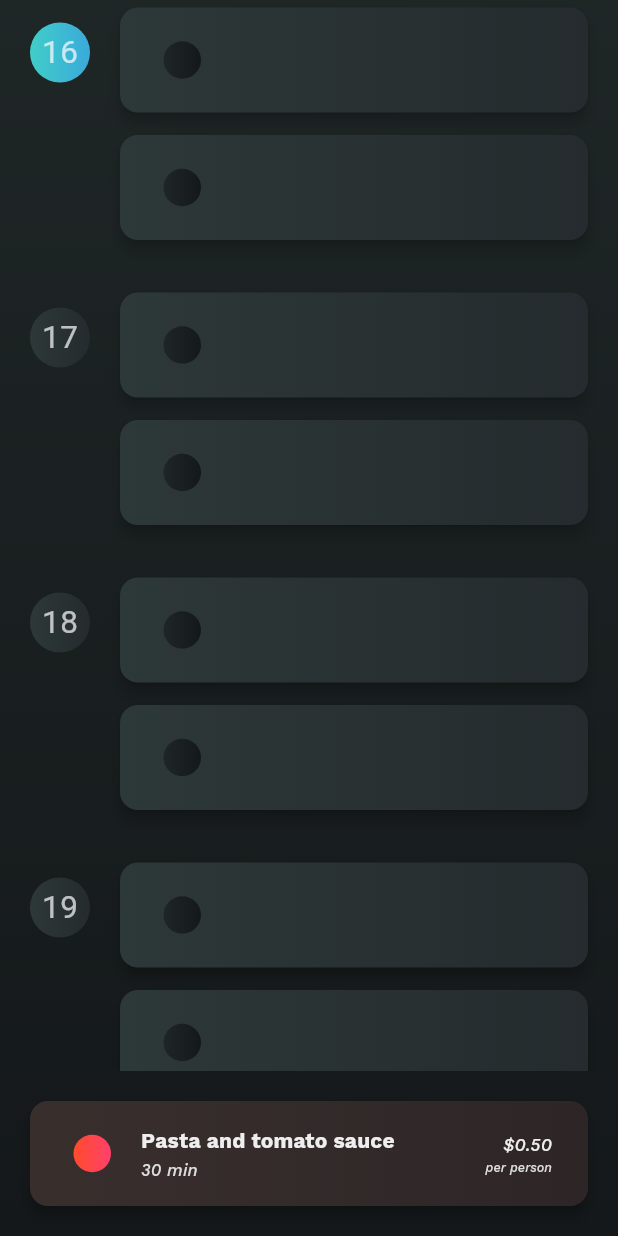
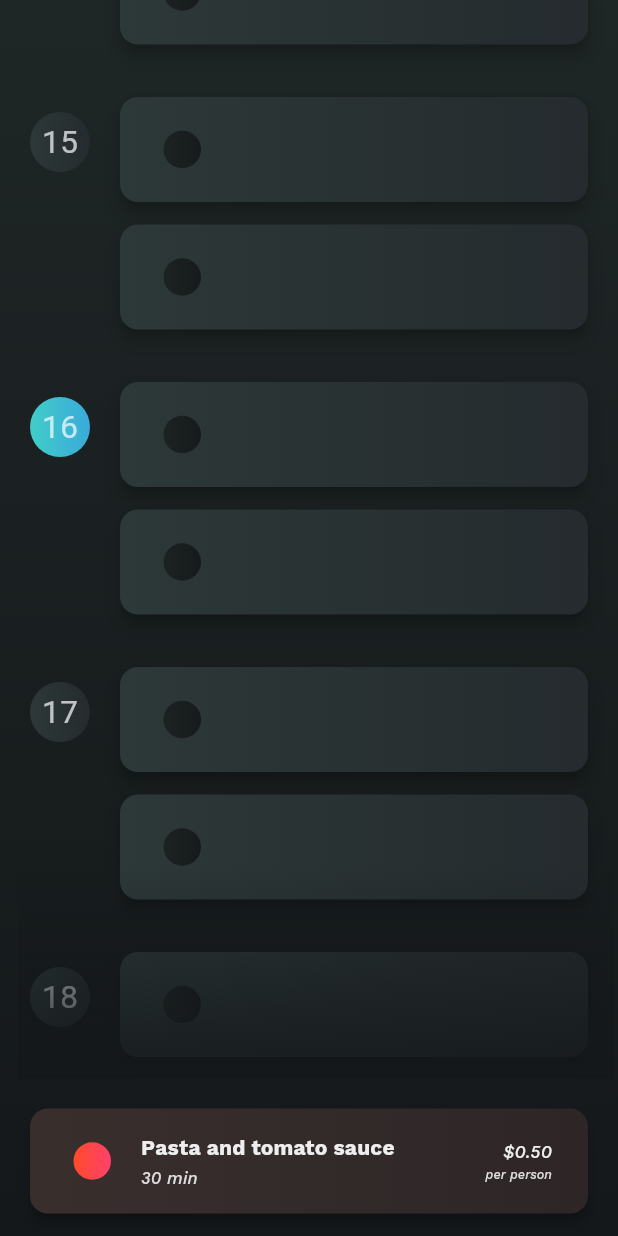
Before and after one commit to 3enedict/limelight, a Flutter app: the RecipesPage screen opened directly, after a tap on "Pasta and tomato sauce", on a phone screen of 412 x 824 dp. Run offline on Flutter 3.47's test engine with Material 2 defaults, Android fonts, the phone set to English and light mode, and no system bars; our stand-ins replace fluttericon, google_fonts, shared_preferences; accounts and stored records are empty; statements that could not run were skipped.

Commit message:
Made the calendar more aesthetically pleasing.

```diff
--- a/lib/gradients.dart
+++ b/lib/gradients.dart
@@ -34,6 +34,13 @@ List<Color> toBackgroundGradient(List<Color> gradient) {
   ];
 }
 
+List<Color> toBackgroundGradientWithReducedColorChange(List<Color> gradient) {
+  return [
+    toBackgroundColor(gradient[0], 0.135, 0.2),
+    toBackgroundColor(gradient[1], 0.11, 0.2),
+  ];
+}
+
 List<Color> toSurfaceGradient(List<Color> gradient) {
   return [
     toBackgroundColor(gradient[0], 0.22, 0.2),
--- a/lib/pages/recipes_page.dart
+++ b/lib/pages/recipes_page.dart
@@ -2,6 +2,7 @@ import 'package:flutter/material.dart';
 
 import 'package:limelight/widgets/page.dart';
 import 'package:limelight/widgets/data/recipe.dart';
+import 'package:limelight/widgets/items/item.dart';
 import 'package:limelight/widgets/calendar.dart';
 import 'package:limelight/gradients.dart';
 
@@ -105,10 +106,39 @@ class RecipesPage extends StatelessWidget {
           ),
           child: Scaffold(
             backgroundColor: Colors.transparent,
-            body: Column(
+            body: Stack(
+              children: [
+                ShaderMask(
+                  shaderCallback: (bound) {
+                    return LinearGradient(
+                        end: FractionalOffset.topCenter,
+                        begin: FractionalOffset.bottomCenter,
+                        colors: [
+                          toBackgroundGradient(limelightGradient)[1],
+                          toBackgroundGradient(limelightGradient)[1],
+                          toBackgroundGradient(limelightGradient)[1]
+                              .withAlpha(0),
+                        ],
+                        stops: const [
+                          0.0,
+                          0.1,
+                          0.3,
+                        ]).createShader(bound);
+                  },
+                  blendMode: BlendMode.srcOver,
+                  child: Column(
                     children: [
                       Expanded(
                         child: calendar,
+                      ),
+                      const SizedBox(height: itemExtent + 5 + 15),
+                    ],
+                  ),
+                ),
+                Column(
+                  children: [
+                    Expanded(
+                      child: Container(),
                     ),
                     const SizedBox(height: 5),
                     Hero(
@@ -117,7 +147,9 @@ class RecipesPage extends StatelessWidget {
                         () => Navigator.of(context).pop(),
                       ),
                     ),
-                const SizedBox(height: 20),
+                    const SizedBox(height: 15),
+                  ],
+                )
               ],
             ),
           ),
--- a/lib/pages/shopping_list_page.dart
+++ b/lib/pages/shopping_list_page.dart
@@ -20,21 +20,21 @@ class ShoppingListPageState extends State<ShoppingListPage>
       season: 'Spring and fall',
       price: '\$1.00',
       unit: 'per head',
-      gradient: meatGradient,
+      gradient: limelightGradient,
     ),
     IngredientData(
       name: 'Kale',
       season: 'Fall and winter',
       price: '\$2.00',
       unit: 'per lb',
-      gradient: meatGradient,
+      gradient: limelightGradient,
     ),
     IngredientData(
       name: 'Arugula',
       season: 'Late spring and early fall',
       price: '\$10.00',
       unit: 'per lb',
-      gradient: meatGradient,
+      gradient: limelightGradient,
     ),
   ];
 
@@ -44,7 +44,7 @@ class ShoppingListPageState extends State<ShoppingListPage>
     return Container(
       decoration: BoxDecoration(
         gradient: LinearGradient(
-          colors: toBackgroundGradient(meatGradient),
+          colors: toBackgroundGradient(limelightGradient),
           begin: Alignment.topCenter,
           end: Alignment.bottomCenter,
         ),
@@ -62,7 +62,7 @@ class ShoppingListPageState extends State<ShoppingListPage>
                 season: 'Late spring and early fall',
                 price: '\$10.00',
                 unit: 'per lb',
-                gradient: meatGradient,
+                gradient: limelightGradient,
               ),
             );
           },
@@ -72,7 +72,7 @@ class ShoppingListPageState extends State<ShoppingListPage>
           title: 'Shopping List',
           titleBackground: const AssetImage('assets/Shopping List.jpg'),
           padding: 80,
-          backgroundGradient: toBackgroundGradient(meatGradient),
+          backgroundGradient: toBackgroundGradient(limelightGradient),
           items: SliverAnimatedList(
             key: _key,
             initialItemCount: _items.length,
--- a/lib/widgets/calendar.dart
+++ b/lib/widgets/calendar.dart
@@ -2,11 +2,14 @@ import 'package:flutter/material.dart';
 
 import 'package:limelight/widgets/data/recipe.dart';
 import 'package:limelight/widgets/items/calendar_item.dart';
+import 'package:limelight/widgets/items/item.dart';
 import 'package:limelight/gradients.dart';
 
 // Always keep numberOfDays even (highlighting current day doesn't work otherwise)
 const int numberOfDays = 15 * 2;
 const int mealsPerDay = 2;
+
+const double dayMargin = 20;
 
 class Calendar extends StatelessWidget {
   final RecipeData currentRecipe;
@@ -18,16 +21,20 @@ class Calendar extends StatelessWidget {
 
   @override
   Widget build(BuildContext context) {
-    const double itemExtent = 70 * 2 + 15 * 2 + 20;
     final DateTime startDate = DateTime.now().subtract(
       const Duration(days: numberOfDays ~/ 2),
     );
 
+    const double scrollOffsetToCurrentDay =
+        (numberOfDays / 2) * (itemExtent * 2 + dayMargin) + dayMargin / 2;
+
     return ListView.builder(
       itemCount: numberOfDays,
-      itemExtent: itemExtent,
+      itemExtent: itemExtent * 2 + 20,
       controller: ScrollController(
-        initialScrollOffset: (numberOfDays / 2) * itemExtent + 20,
+        initialScrollOffset: scrollOffsetToCurrentDay -
+            (MediaQuery.of(context).size.height - itemExtent - 15 - 5) *
+                (1 / 3),
       ),
       itemBuilder: (BuildContext context, int index) {
         return Day(
@@ -60,7 +67,8 @@ class Day extends StatelessWidget {
 
     return Container(
       color: Colors.transparent,
-      margin: const EdgeInsets.fromLTRB(20, 10, 0, 10),
+      margin: const EdgeInsets.fromLTRB(0, dayMargin / 2, 0, dayMargin / 2),
+      padding: const EdgeInsets.fromLTRB(20, 0, 0, 0),
       child: Row(
         crossAxisAlignment: CrossAxisAlignment.start,
         children: [
--- a/lib/widgets/data/recipe.dart
+++ b/lib/widgets/data/recipe.dart
@@ -25,7 +25,7 @@ class RecipeData {
     this.time = '',
     this.price = '',
     this.unit = '',
-  }) : gradient = toBackgroundGradient(limelightGradient);
+  }) : gradient = toBackgroundGradientWithReducedColorChange(limelightGradient);
 
   Item toItem(VoidCallback onPressed) {
     return Item(
--- a/lib/widgets/items/calendar_item.dart
+++ b/lib/widgets/items/calendar_item.dart
@@ -40,7 +40,7 @@ class CalendarItemState extends State<CalendarItem>
       subInfo: _enabled ? _storedRecipe.unit : "",
       accentGradient: _enabled
           ? _storedRecipe.gradient
-          : toBackgroundGradient(limelightGradient),
+          : toBackgroundGradientWithReducedColorChange(limelightGradient),
       backgroundGradient: toSurfaceGradient(limelightGradient),
       onPressed: () => setState(() {
         if (_storedRecipe.name == widget.currentRecipe.name) {
--- a/lib/widgets/items/item.dart
+++ b/lib/widgets/items/item.dart
@@ -1,6 +1,8 @@
 import 'package:flutter/material.dart';
 
 import 'package:google_fonts/google_fonts.dart';
+
+const double itemExtent = 70 + 15;
 
 class Item extends StatelessWidget {
   final String title;
```
Lines whose indentation alone changed are shown as unchanged.
